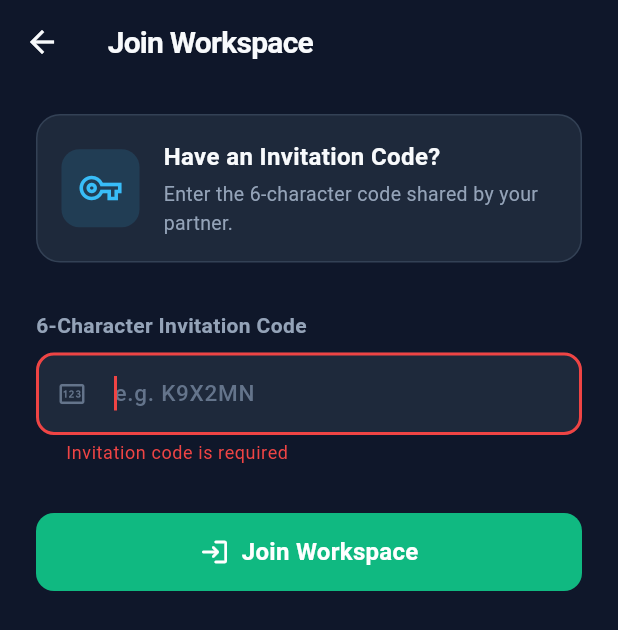
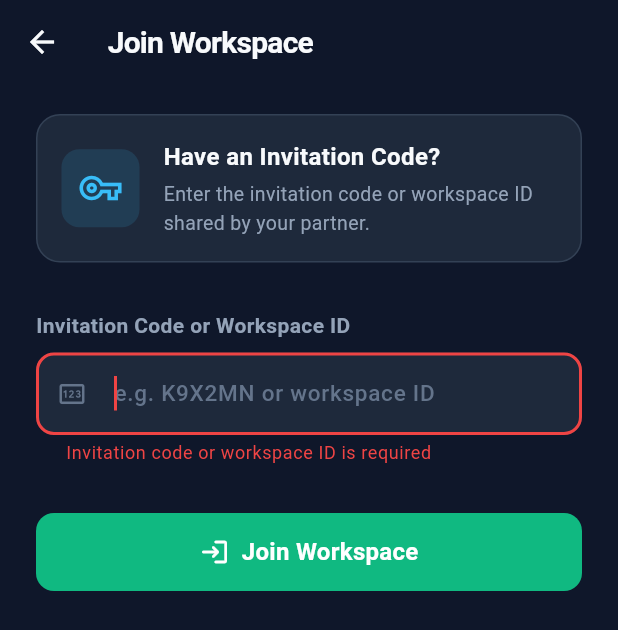
Before and after one commit to FikirteGT/splitterBuddy, a Flutter app: the JoinWorkspaceScreen screen opened directly, after a tap on "Join Workspace", on a phone screen of 412 x 824 dp. Shown: the top 630 px of the screen. Run offline on Flutter 3.47's test engine with Material 3 defaults, Android fonts, the phone set to English and light mode, and no system bars; our stand-ins replace cloud_firestore, firebase_auth, firebase_core; accounts and stored records are empty.

Commit message:
improve workspace joining with flexible invite code and id lookup

```diff
--- a/lib/core/utils/invite_code_generator.dart
+++ b/lib/core/utils/invite_code_generator.dart
@@ -15,9 +15,9 @@ class InviteCodeGenerator {
     ).join();
   }
 
-  /// Normalizes and validates a user-entered invite code.
+  /// Normalizes a user-entered invite code by trimming, removing whitespace and hyphens, and uppercasing.
   static String normalize(String code) {
-    return code.trim().toUpperCase();
+    return code.replaceAll(RegExp(r'[\s\-]'), '').toUpperCase();
   }
 
   static bool isValidFormat(String code) {
--- a/lib/features/workspace/presentation/controllers/workspace_controller.dart
+++ b/lib/features/workspace/presentation/controllers/workspace_controller.dart
@@ -166,6 +166,9 @@ class WorkspaceController extends ChangeNotifier {
         userId: userId,
         userName: userName,
       );
+      if (!_workspaces.any((w) => w.id == ws.id)) {
+        _workspaces = [..._workspaces, ws];
+      }
       selectWorkspace(ws);
       _isLoading = false;
       notifyListeners();
--- a/lib/features/workspace/presentation/screens/join_workspace_screen.dart
+++ b/lib/features/workspace/presentation/screens/join_workspace_screen.dart
@@ -32,7 +32,7 @@ class _JoinWorkspaceScreenState extends State<JoinWorkspaceScreen> {
     final wsController = context.read<WorkspaceController>();
 
     final joinedWs = await wsController.joinWorkspace(
-      inviteCode: _codeController.text.trim().toUpperCase(),
+      inviteCode: _codeController.text.trim(),
       userId: auth.uid,
       userName: auth.displayName,
     );
@@ -104,7 +104,7 @@ class _JoinWorkspaceScreenState extends State<JoinWorkspaceScreen> {
                             ),
                             SizedBox(height: 4),
                             Text(
-                              'Enter the 6-character code shared by your partner.',
+                              'Enter the invitation code or workspace ID shared by your partner.',
                               style: TextStyle(
                                 fontSize: 13,
                                 color: AppColors.textSecondary,
@@ -120,18 +120,18 @@ class _JoinWorkspaceScreenState extends State<JoinWorkspaceScreen> {
 
                 CustomTextField(
                   controller: _codeController,
-                  label: '6-Character Invitation Code',
-                  hintText: 'e.g. K9X2MN',
+                  label: 'Invitation Code or Workspace ID',
+                  hintText: 'e.g. K9X2MN or workspace ID',
                   textCapitalization: TextCapitalization.characters,
                   prefixIcon: const Icon(Icons.pin_outlined, size: 20, color: AppColors.textMuted),
                   inputFormatters: [
-                    LengthLimitingTextInputFormatter(6),
-                    FilteringTextInputFormatter.allow(RegExp(r'[a-zA-Z0-9]')),
+                    LengthLimitingTextInputFormatter(50),
+                    FilteringTextInputFormatter.allow(RegExp(r'[a-zA-Z0-9\s\-_]')),
                   ],
                   autofocus: true,
                   validator: (val) {
-                    if (val == null || val.trim().isEmpty) return 'Invitation code is required';
-                    if (val.trim().length != 6) return 'Code must be exactly 6 characters';
+                    if (val == null || val.trim().isEmpty) return 'Invitation code or workspace ID is required';
+                    if (val.trim().length < 3) return 'Code must be at least 3 characters';
                     return null;
                   },
                 ),
```
Also changed, not shown: lib/features/workspace/data/repositories/workspace_repository.dart (+52 -16 lines).
